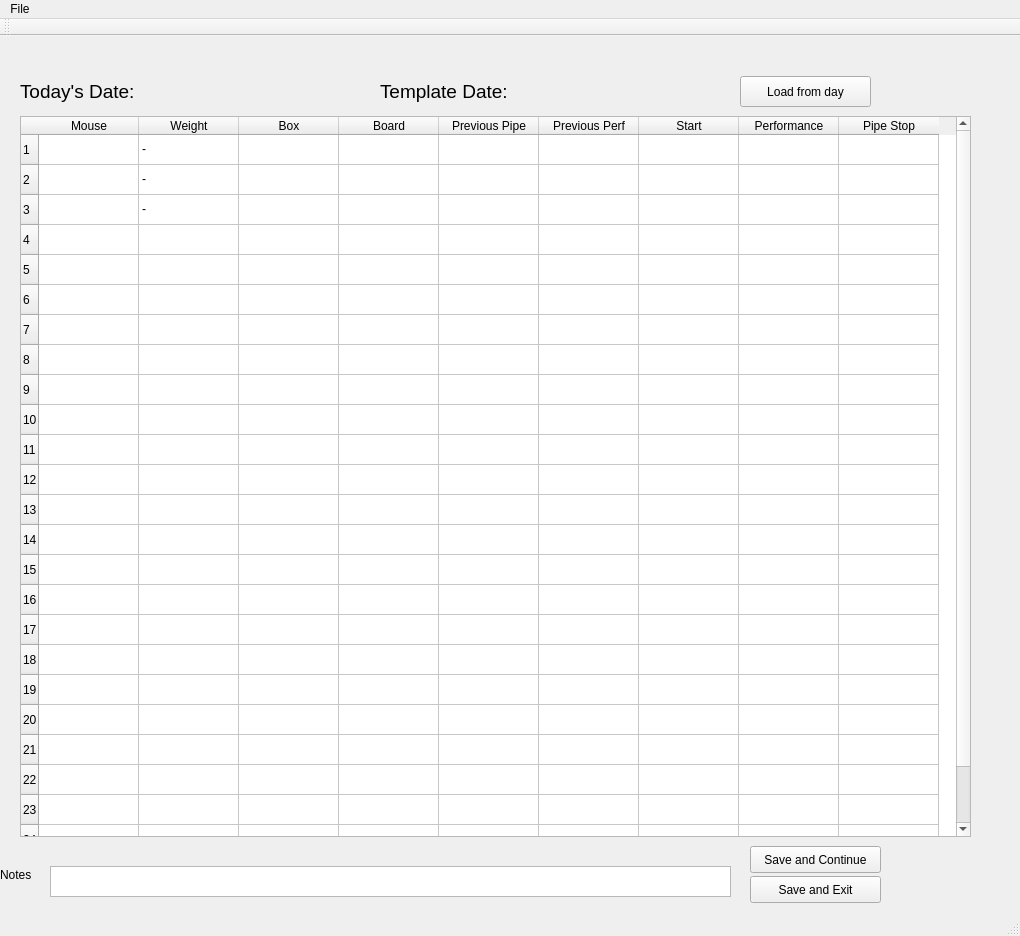
Above: runner/management/commands/MouseRunner/mainwindow.ui from saturnian13/mouse-cloud before the change. Below: the same form after it.
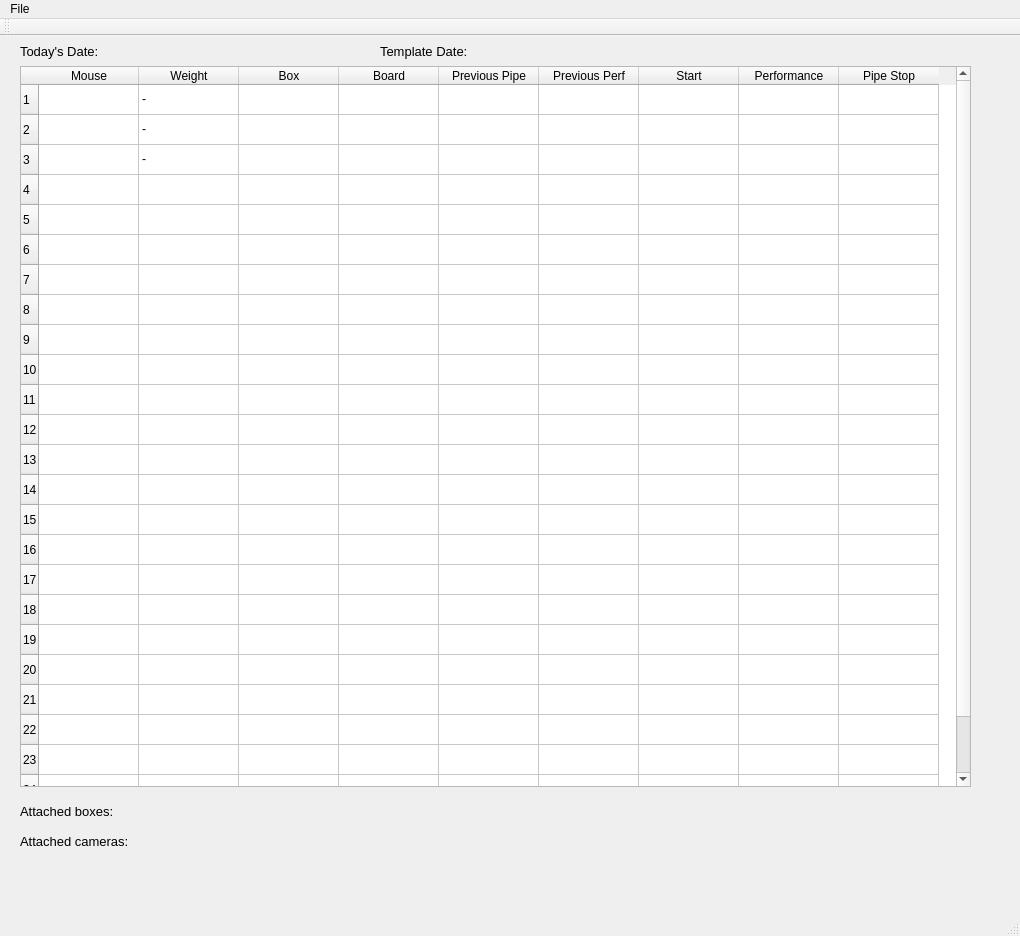
That is the form after the change.

Commit message: removing unused elements; resizing; adding box and camera display

```diff
--- a/runner/management/commands/MouseRunner/mainwindow.ui
+++ b/runner/management/commands/MouseRunner/mainwindow.ui
@@ -14,34 +14,11 @@
    <string>Mouse Runner</string>
   </property>
   <widget class="QWidget" name="centralWidget">
-   <widget class="QLabel" name="label">
-    <property name="geometry">
-     <rect>
-      <x>0</x>
-      <y>830</y>
-      <width>59</width>
-      <height>17</height>
-     </rect>
-    </property>
-    <property name="text">
-     <string>Notes</string>
-    </property>
-   </widget>
-   <widget class="QTextEdit" name="results_window">
-    <property name="geometry">
-     <rect>
-      <x>50</x>
-      <y>830</y>
-      <width>681</width>
-      <height>31</height>
-     </rect>
-    </property>
-   </widget>
    <widget class="QTableWidget" name="daily_plan_table">
     <property name="geometry">
      <rect>
       <x>20</x>
-      <y>80</y>
+      <y>30</y>
       <width>951</width>
       <height>721</height>
      </rect>
@@ -218,57 +195,18 @@
      </property>
     </item>
    </widget>
-   <widget class="QPushButton" name="pushButton">
-    <property name="geometry">
-     <rect>
-      <x>740</x>
-      <y>40</y>
-      <width>131</width>
-      <height>31</height>
-     </rect>
-    </property>
-    <property name="text">
-     <string>Load from day</string>
-    </property>
-   </widget>
-   <widget class="QPushButton" name="pushButton_2">
-    <property name="geometry">
-     <rect>
-      <x>750</x>
-      <y>840</y>
-      <width>131</width>
-      <height>27</height>
-     </rect>
-    </property>
-    <property name="text">
-     <string>Save and Exit</string>
-    </property>
-   </widget>
-   <widget class="QPushButton" name="pushButton_3">
-    <property name="geometry">
-     <rect>
-      <x>750</x>
-      <y>810</y>
-      <width>131</width>
-      <height>27</height>
-     </rect>
-    </property>
-    <property name="text">
-     <string>Save and Continue</string>
-    </property>
-   </widget>
    <widget class="QLabel" name="label_3">
     <property name="geometry">
      <rect>
       <x>380</x>
-      <y>40</y>
+      <y>0</y>
       <width>151</width>
       <height>31</height>
      </rect>
     </property>
     <property name="font">
      <font>
-      <pointsize>14</pointsize>
+      <pointsize>10</pointsize>
       <underline>false</underline>
      </font>
     </property>
@@ -280,14 +218,14 @@
     <property name="geometry">
      <rect>
       <x>540</x>
-      <y>40</y>
+      <y>0</y>
       <width>141</width>
       <height>31</height>
      </rect>
     </property>
     <property name="font">
      <font>
-      <pointsize>14</pointsize>
+      <pointsize>10</pointsize>
       <underline>false</underline>
      </font>
     </property>
@@ -299,14 +237,14 @@
     <property name="geometry">
      <rect>
       <x>160</x>
-      <y>40</y>
+      <y>0</y>
       <width>161</width>
       <height>30</height>
      </rect>
     </property>
     <property name="font">
      <font>
-      <pointsize>14</pointsize>
+      <pointsize>10</pointsize>
       <underline>false</underline>
      </font>
     </property>
@@ -318,14 +256,14 @@
     <property name="geometry">
      <rect>
       <x>20</x>
-      <y>40</y>
+      <y>0</y>
       <width>151</width>
       <height>31</height>
      </rect>
     </property>
     <property name="font">
      <font>
-      <pointsize>14</pointsize>
+      <pointsize>10</pointsize>
       <underline>false</underline>
      </font>
     </property>
@@ -333,6 +271,82 @@
      <string>Today's Date:</string>
     </property>
    </widget>
+   <widget class="QLabel" name="label_5">
+    <property name="geometry">
+     <rect>
+      <x>20</x>
+      <y>760</y>
+      <width>151</width>
+      <height>31</height>
+     </rect>
+    </property>
+    <property name="font">
+     <font>
+      <pointsize>10</pointsize>
+      <underline>false</underline>
+     </font>
+    </property>
+    <property name="text">
+     <string>Attached boxes:</string>
+    </property>
+   </widget>
+   <widget class="QLabel" name="attached_boxes_display">
+    <property name="geometry">
+     <rect>
+      <x>180</x>
+      <y>760</y>
+      <width>611</width>
+      <height>30</height>
+     </rect>
+    </property>
+    <property name="font">
+     <font>
+      <pointsize>10</pointsize>
+      <underline>false</underline>
+     </font>
+    </property>
+    <property name="text">
+     <string/>
+    </property>
+   </widget>
+   <widget class="QLabel" name="label_6">
+    <property name="geometry">
+     <rect>
+      <x>20</x>
+      <y>790</y>
+      <width>151</width>
+      <height>31</height>
+     </rect>
+    </property>
+    <property name="font">
+     <font>
+      <pointsize>10</pointsize>
+      <underline>false</underline>
+     </font>
+    </property>
+    <property name="text">
+     <string>Attached cameras:</string>
+    </property>
+   </widget>
+   <widget class="QLabel" name="attached_cameras_display">
+    <property name="geometry">
+     <rect>
+      <x>180</x>
+      <y>790</y>
+      <width>611</width>
+      <height>30</height>
+     </rect>
+    </property>
+    <property name="font">
+     <font>
+      <pointsize>10</pointsize>
+      <underline>false</underline>
+     </font>
+    </property>
+    <property name="text">
+     <string/>
+    </property>
+   </widget>
   </widget>
   <widget class="QMenuBar" name="menuBar">
    <property name="geometry">
```
